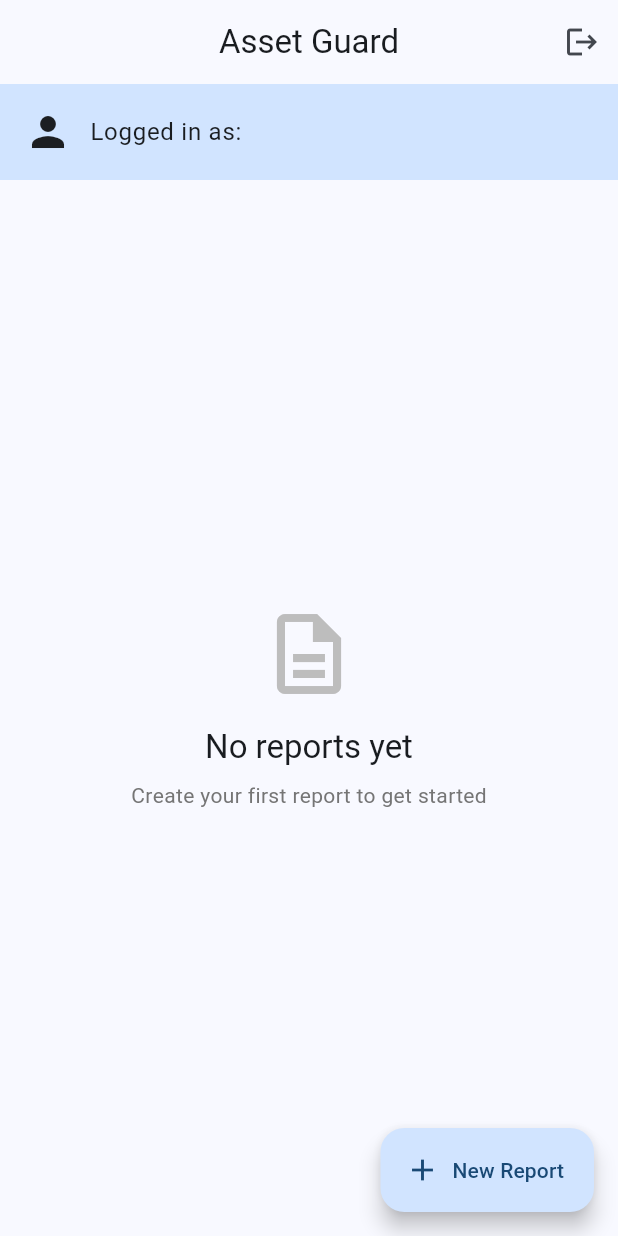
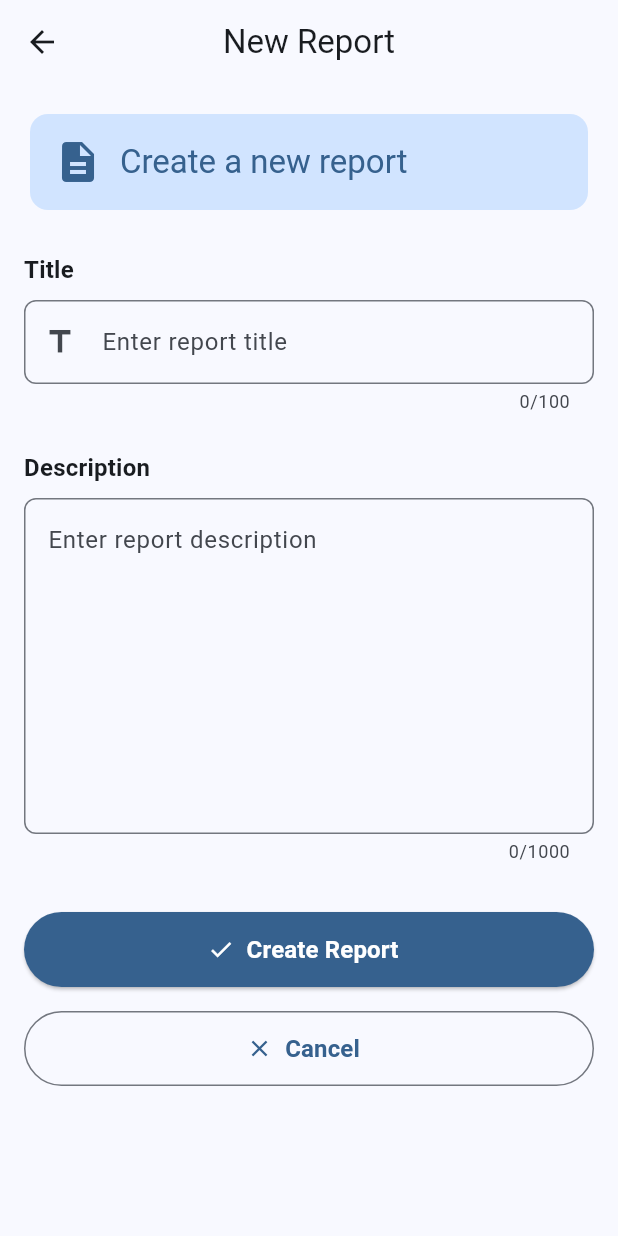
Before and after one commit to lai1372/AssetGuard, a Flutter app: the screen it shows once a user with an empty profile is signed in, after a tap on "New Report", on a phone screen of 412 x 824 dp. Run offline on Flutter 3.47's test engine with Material 3 defaults, Android fonts, the phone set to English and light mode, and no system bars; our stand-ins replace cloud_firestore, firebase_auth, firebase_core; accounts and stored records are empty.

Commit message:
add create report screen

```diff
--- /dev/null
+++ b/lib/screens/create_report_screen.dart
@@ -0,0 +1,215 @@
+import 'package:flutter/material.dart';
+import 'package:asset_guard/repositories/report_repository.dart';
+
+class CreateReportScreen extends StatefulWidget {
+  final ReportRepository reportRepository;
+
+  const CreateReportScreen({Key? key, required this.reportRepository})
+    : super(key: key);
+
+  @override
+  State<CreateReportScreen> createState() => _CreateReportScreenState();
+}
+
+class _CreateReportScreenState extends State<CreateReportScreen> {
+  final _formKey = GlobalKey<FormState>();
+  final _titleController = TextEditingController();
+  final _descriptionController = TextEditingController();
+  bool _isLoading = false;
+
+  @override
+  void dispose() {
+    _titleController.dispose();
+    _descriptionController.dispose();
+    super.dispose();
+  }
+
+  Future<void> _createReport() async {
+    if (!_formKey.currentState!.validate()) {
+      return;
+    }
+
+    setState(() {
+      _isLoading = true;
+    });
+
+    try {
+      await widget.reportRepository.createReport(
+        _titleController.text.trim(),
+        _descriptionController.text.trim(),
+      );
+
+      if (mounted) {
+        Navigator.pop(context, true); // Return true to indicate success
+        ScaffoldMessenger.of(context).showSnackBar(
+          const SnackBar(
+            content: Text('Report created successfully'),
+            backgroundColor: Colors.green,
+          ),
+        );
+      }
+    } catch (e) {
+      if (mounted) {
+        setState(() {
+          _isLoading = false;
+        });
+        ScaffoldMessenger.of(context).showSnackBar(
+          SnackBar(
+            content: Text('Failed to create report: $e'),
+            backgroundColor: Colors.red,
+          ),
+        );
+      }
+    }
+  }
+
+  @override
+  Widget build(BuildContext context) {
+    return Scaffold(
+      appBar: AppBar(title: const Text('New Report'), centerTitle: true),
+      body: Form(
+        key: _formKey,
+        child: ListView(
+          padding: const EdgeInsets.all(16),
+          children: [
+            // Header
+            Card(
+              elevation: 0,
+              color: Theme.of(context).colorScheme.primaryContainer,
+              child: Padding(
+                padding: const EdgeInsets.all(16),
+                child: Row(
+                  children: [
+                    Icon(
+                      Icons.description,
+                      size: 32,
+                      color: Theme.of(context).colorScheme.primary,
+                    ),
+                    const SizedBox(width: 12),
+                    Expanded(
+                      child: Text(
+                        'Create a new report',
+                        style: Theme.of(context).textTheme.titleLarge?.copyWith(
+                          color: Theme.of(context).colorScheme.primary,
+                        ),
+                      ),
+                    ),
+                  ],
+                ),
+              ),
+            ),
+            const SizedBox(height: 24),
+
+            // Title field
+            Text(
+              'Title',
+              style: Theme.of(
+                context,
+              ).textTheme.titleMedium?.copyWith(fontWeight: FontWeight.bold),
+            ),
+            const SizedBox(height: 8),
+            TextFormField(
+              controller: _titleController,
+              decoration: InputDecoration(
+                hintText: 'Enter report title',
+                border: OutlineInputBorder(
+                  borderRadius: BorderRadius.circular(8),
+                ),
+                prefixIcon: const Icon(Icons.title),
+              ),
+              validator: (value) {
+                if (value == null || value.trim().isEmpty) {
+                  return 'Please enter a title';
+                }
+                if (value.trim().length < 3) {
+                  return 'Title must be at least 3 characters';
+                }
+                return null;
+              },
+              maxLength: 100,
+              textCapitalization: TextCapitalization.sentences,
+            ),
+            const SizedBox(height: 24),
+
+            // Description field
+            Text(
+              'Description',
+              style: Theme.of(
+                context,
+              ).textTheme.titleMedium?.copyWith(fontWeight: FontWeight.bold),
+            ),
+            const SizedBox(height: 8),
+            TextFormField(
+              controller: _descriptionController,
+              decoration: InputDecoration(
+                hintText: 'Enter report description',
+                border: OutlineInputBorder(
+                  borderRadius: BorderRadius.circular(8),
+                ),
+                alignLabelWithHint: true,
+              ),
+              validator: (value) {
+                if (value == null || value.trim().isEmpty) {
+                  return 'Please enter a description';
+                }
+                if (value.trim().length < 10) {
+                  return 'Description must be at least 10 characters';
+                }
+                return null;
+              },
+              maxLines: 8,
+              maxLength: 1000,
+              textCapitalization: TextCapitalization.sentences,
+            ),
+            const SizedBox(height: 32),
+
+            // Create button
+            SizedBox(
+              height: 50,
+              child: ElevatedButton.icon(
+                onPressed: _isLoading ? null : _createReport,
+                icon: _isLoading
+                    ? const SizedBox(
+                        height: 20,
+                        width: 20,
+                        child: CircularProgressIndicator(
+                          strokeWidth: 2,
+                          valueColor: AlwaysStoppedAnimation<Color>(
+                            Colors.white,
+                          ),
+                        ),
+                      )
+                    : const Icon(Icons.check),
+                label: Text(
+                  _isLoading ? 'Creating...' : 'Create Report',
+                  style: const TextStyle(
+                    fontSize: 16,
+                    fontWeight: FontWeight.bold,
+                  ),
+                ),
+                style: ElevatedButton.styleFrom(
+                  backgroundColor: Theme.of(context).colorScheme.primary,
+                  foregroundColor: Colors.white,
+                ),
+              ),
+            ),
+            const SizedBox(height: 16),
+
+            // Cancel button
+            SizedBox(
+              height: 50,
+              child: OutlinedButton.icon(
+                onPressed: _isLoading ? null : () => Navigator.pop(context),
+                icon: const Icon(Icons.close),
+                label: const Text(
+                  'Cancel',
+                  style: TextStyle(fontSize: 16, fontWeight: FontWeight.bold),
+                ),
+              ),
+            ),
+          ],
+        ),
+      ),
+    );
+  }
+}
--- a/lib/screens/home_screen.dart
+++ b/lib/screens/home_screen.dart
@@ -3,6 +3,7 @@ import 'package:firebase_auth/firebase_auth.dart';
 import 'package:asset_guard/repositories/report_repository.dart';
 import 'package:asset_guard/models/report.dart';
 import 'package:asset_guard/screens/report_detail_screen.dart';
+import 'package:asset_guard/screens/create_report_screen.dart';
 
 class HomeScreen extends StatefulWidget {
   final ReportRepository reportRepository;
@@ -203,8 +204,20 @@ class _HomeScreenState extends State<HomeScreen> {
         ],
       ),
       floatingActionButton: FloatingActionButton.extended(
-        onPressed: () {
-          // TODO: Navigate to create report screen
+        onPressed: () async {
+          final result = await Navigator.push(
+            context,
+            MaterialPageRoute(
+              builder: (context) => CreateReportScreen(
+                reportRepository: widget.reportRepository,
+              ),
+            ),
+          );
+
+          // Refresh the list if a report was created
+          if (result == true && mounted) {
+            setState(() {});
+          }
         },
         icon: const Icon(Icons.add),
         label: const Text('New Report'),
```
